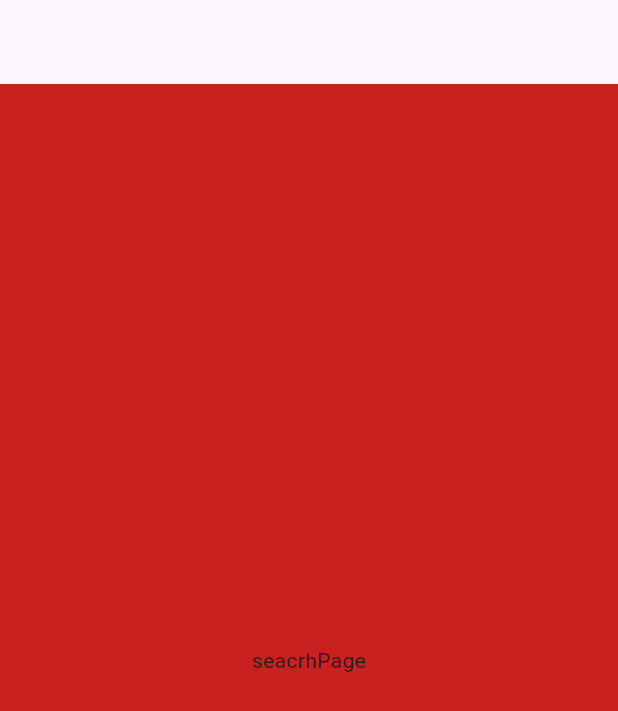
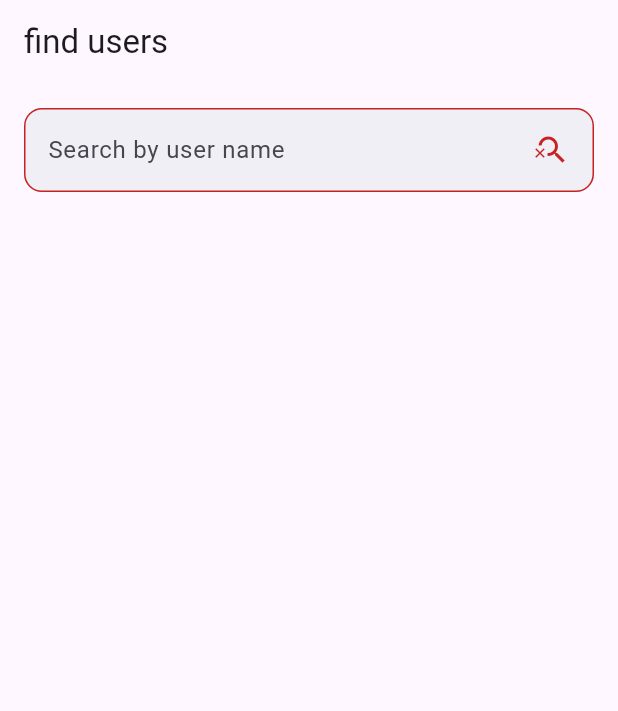
Before and after one commit to fleetmouse/Social-app, a Flutter app: the SocialSearch screen opened directly, on a phone screen of 412 x 824 dp. Shown: the top 711 px of the screen. Run offline on Flutter 3.47's test engine with Material 3 defaults, Android fonts, the phone set to English and light mode, and no system bars; our stand-ins replace cloud_firestore, firebase_auth, firebase_core, firebase_storage, gap, image_picker; accounts and stored records are empty.

Commit message:
Search Ui

```diff
--- a/lib/screens/search.dart
+++ b/lib/screens/search.dart
@@ -12,11 +12,44 @@ class _SocialSearchState extends State<SocialSearch> {
   @override
   Widget build(BuildContext context) {
     return Scaffold(
-      backgroundColor: kprimecolor,
-      appBar: AppBar(),
-      body: Center(
-        child: Text('seacrhPage'),
-      ),
-    );
+        appBar: AppBar(
+          title: Text('find users'),
+        ),
+        body: Padding(
+          padding: const EdgeInsets.all(16.0),
+          child: Column(
+            children: [
+              SearchBar(
+                trailing: [
+                  Padding(
+                    padding: const EdgeInsets.all(8.0),
+                    child: Icon(
+                      Icons.search_off_outlined,
+                      color: kprimecolor,
+                    ),
+                  )
+                ],
+                hintText: 'Search by user name',
+                backgroundColor:
+                    MaterialStateColor.resolveWith((states) => kwhitecolor),
+                elevation: MaterialStateProperty.resolveWith((states) => 0),
+                shape: MaterialStateProperty.resolveWith(
+                  (states) => RoundedRectangleBorder(
+                    side: BorderSide(color: kprimecolor),
+                    borderRadius: BorderRadius.circular(12),
+                  ),
+                ),
+              ),
+              Expanded(
+                child: ListView.builder(
+                  itemCount: 5,
+                  itemBuilder: (context, index) {
+                    return ListTile();
+                  },
+                ),
+              )
+            ],
+          ),
+        ));
   }
 }
--- a/pubspec.yaml
+++ b/pubspec.yaml
@@ -42,6 +42,7 @@ dependencies:
   gap: ^3.0.1
   uuid: ^4.4.0
   image_picker: ^1.1.1
+  intl: ^0.17.0
 
 dev_dependencies:
   flutter_test:
```
Also changed, not shown: lib/screens/home.dart (+15 -82 lines), lib/widgets/post_card.dart (added, +108 -0 lines), pubspec.lock.
